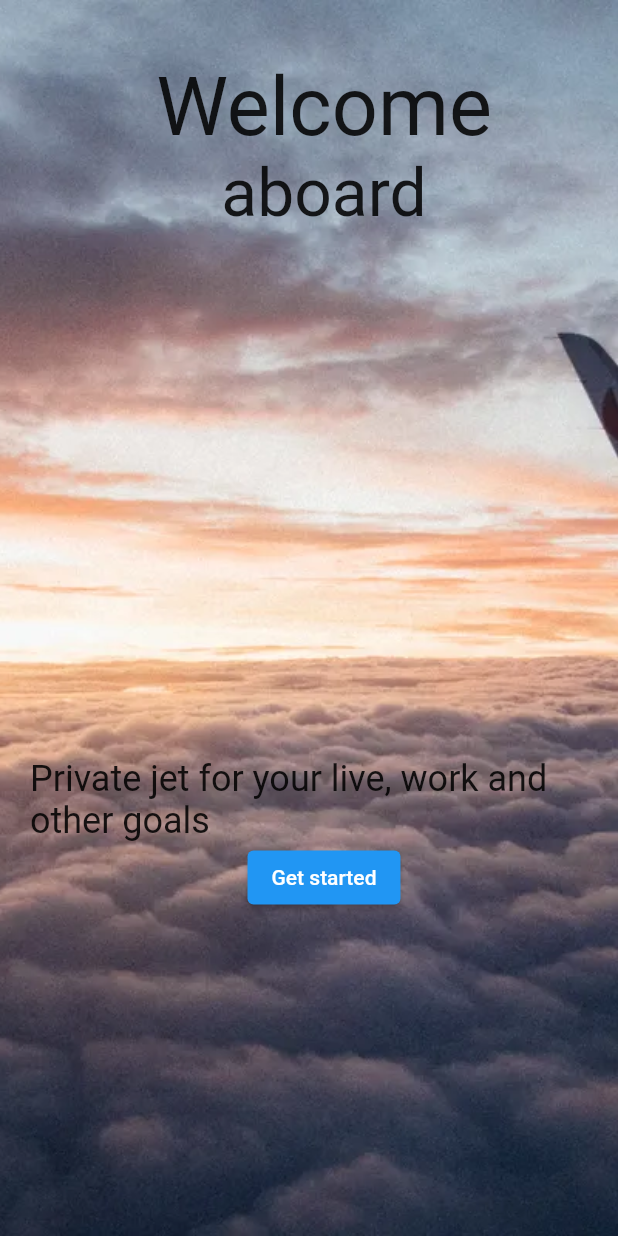
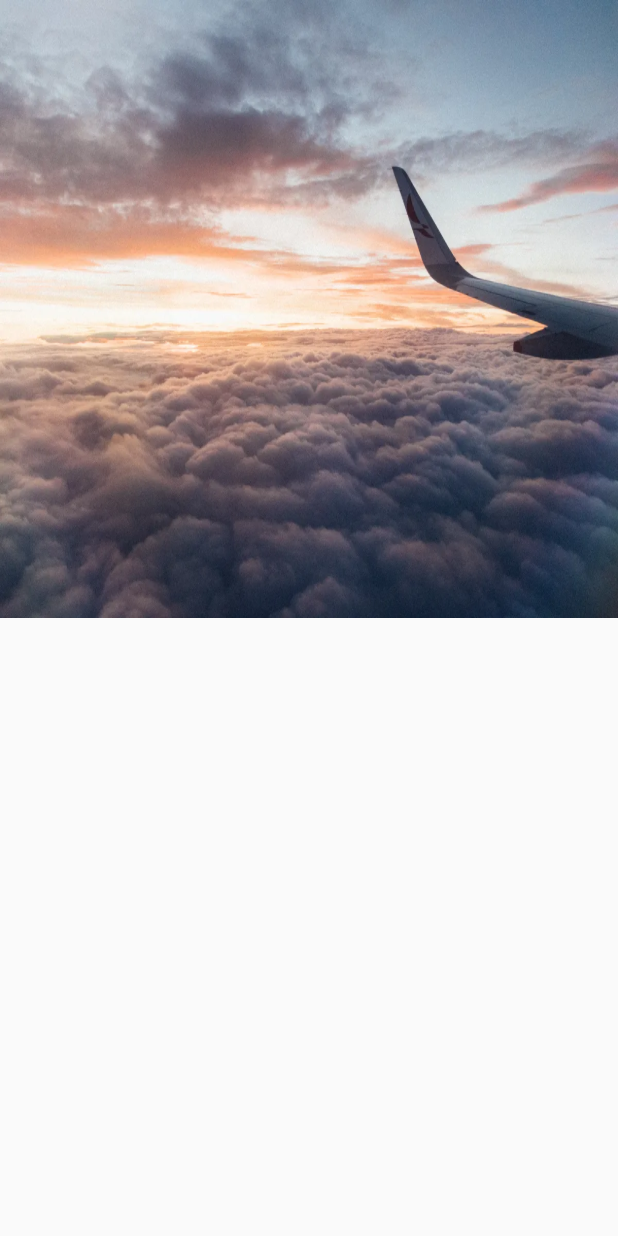
Before and after one commit to home-22/booking_app, a Flutter app: the WelcomeScreen screen opened directly, after a tap on "Get started", on a phone screen of 412 x 824 dp. Run offline on Flutter 3.47's test engine with Material 2 defaults, Android fonts, the phone set to English and light mode, and no system bars.

Commit message:
bookin_app

```diff
--- a/lib/main.dart
+++ b/lib/main.dart
@@ -1,3 +1,4 @@
+import 'package:booking_app/screens/home_screen.dart';
 import 'package:booking_app/screens/welcome_screen.dart';
 import 'package:flutter/material.dart';
 
@@ -16,7 +17,7 @@ class MyApp extends StatelessWidget {
       theme: ThemeData(
         primarySwatch: Colors.blue,
       ),
-      home: const WelcomeScreen(),
+      home: HomeScreen(),
     );
   }
 }
--- /dev/null
+++ b/lib/screens/home_screen.dart
@@ -0,0 +1,40 @@
+import 'package:flutter/material.dart';
+import 'package:flutter/src/foundation/key.dart';
+import 'package:flutter/src/widgets/framework.dart';
+
+class HomeScreen extends StatefulWidget {
+  const HomeScreen({Key? key}) : super(key: key);
+
+  @override
+  State<HomeScreen> createState() => _HomeScreenState();
+}
+
+class _HomeScreenState extends State<HomeScreen> {
+  @override
+  Widget build(BuildContext context) {
+    return Scaffold(
+      body: Column(
+        children: [
+          Expanded(
+            child: Container(
+              height: double.infinity,
+              width: double.infinity,
+              decoration: BoxDecoration(
+                image: DecorationImage(
+                    image: AssetImage('images/home.png'), fit: BoxFit.fill),
+              ),
+            ),
+          ),
+          Expanded(
+            child: Row(
+              crossAxisAlignment: CrossAxisAlignment.start,
+              children: [
+                Container(),
+              ],
+            ),
+          ),
+        ],
+      ),
+    );
+  }
+}
--- a/lib/screens/welcome_screen.dart
+++ b/lib/screens/welcome_screen.dart
@@ -1,3 +1,4 @@
+import 'package:booking_app/screens/home_screen.dart';
 import 'package:flutter/material.dart';
 
 class WelcomeScreen extends StatefulWidget {
@@ -22,21 +23,30 @@ class _WelcomeScreenState extends State<WelcomeScreen> {
         child: Column(
           children: [
             const Text(
-              'Welcome',
-              style: TextStyle(fontSize: 54),
-            ),
-            const Text(
-              'aboard',
-              style: TextStyle(fontSize: 44),
+              'Welcome\n aboard',
+              style: TextStyle(fontSize: 54, color: Colors.amber),
             ),
             const SizedBox(
               height: 350,
             ),
             const Text(
               'Private jet for your live, work and other goals',
-              style: TextStyle(fontSize: 24),
+              style: TextStyle(fontSize: 24, color: Colors.amber),
             ),
-            ElevatedButton(onPressed: () {}, child: const Text('Get started'))
+            ElevatedButton(
+                onPressed: () {
+                  Navigator.push(
+                      context,
+                      MaterialPageRoute(
+                          builder: ((context) => const HomeScreen())));
+                },
+                child: const Text(
+                  'Get started',
+                  style: TextStyle(
+                    color: Colors.amber,
+                    fontSize: 20,
+                  ),
+                ))
           ],
         ),
       ),
```
